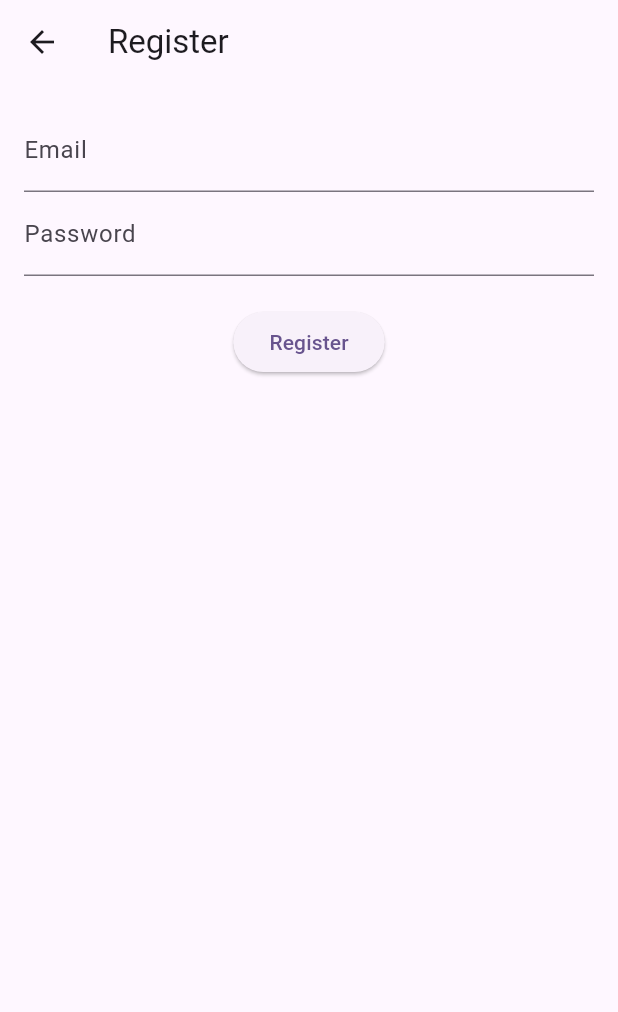
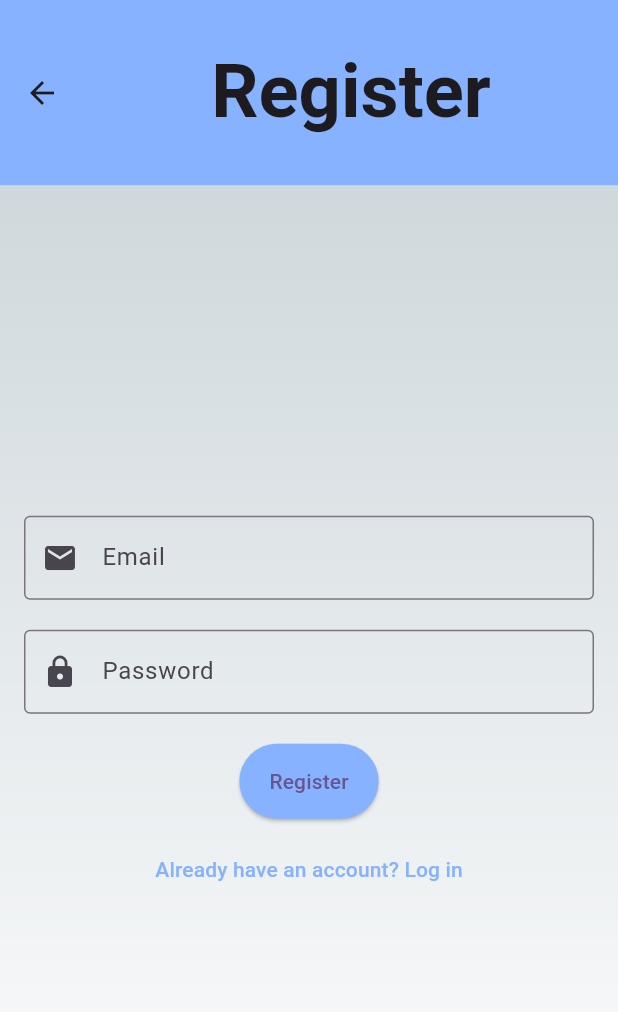
Before and after one commit to Previo02/ulisse500, a Flutter app: the screen it shows after launch, after a tap on "Create an account", on a phone screen of 412 x 824 dp. Shown: the top 1012 px of the screen. Run offline on Flutter 3.47's test engine with Material 3 defaults, Android fonts, the phone set to English and light mode, and no system bars; our stand-ins replace firebase_auth, firebase_core, flutter_map, latlong2; accounts and stored records are empty; network calls fail.

Commit message:
fix registration/login

```diff
--- a/lib/screens/login.dart
+++ b/lib/screens/login.dart
@@ -13,22 +13,63 @@ class LoginPage extends StatelessWidget {
     final emailController = TextEditingController();
     final passwordController = TextEditingController();
 
+    final screenHeight = MediaQuery.of(context).size.height;
+    final appBarHeight = screenHeight * 0.15;
+    final textStyle = TextStyle(
+      fontWeight: FontWeight.bold,
+      fontSize: appBarHeight * 0.4,
+    );
+
     return Scaffold(
       appBar: AppBar(
-        title: const Text('Login'),
+        backgroundColor: const Color.fromARGB(255, 134, 178, 255),
+        toolbarHeight: appBarHeight,
+        title: Center(
+          child: Row(
+            mainAxisAlignment: MainAxisAlignment.center,
+            children: [
+              Text(
+                'Ulisse500',
+                style: textStyle,
               ),
-      body: Padding(
-        padding: const EdgeInsets.all(16.0),
+            ],
+          ),
+        ),
+      ),
+      body: Container(
+        decoration: BoxDecoration(
+          gradient: LinearGradient(
+            colors: [Colors.blueGrey.shade100, Colors.white],
+            begin: Alignment.topCenter,
+            end: Alignment.bottomCenter,
+          ),
+        ),
+        child: Padding(
+          padding: const EdgeInsets.symmetric(horizontal: 16.0, vertical: 16.0),
           child: Column(
+            mainAxisAlignment: MainAxisAlignment.center,
+            crossAxisAlignment: CrossAxisAlignment.center,
             children: [
-            TextField(
+              TextFormField(
                 controller: emailController,
-              decoration: const InputDecoration(labelText: 'Email'),
+                decoration: const InputDecoration(
+                  labelText: 'Email',
+                  border: OutlineInputBorder(),
+                  prefixIcon: Icon(Icons.email),
                 ),
-            TextField(
+                keyboardType: TextInputType.emailAddress,
+                textInputAction: TextInputAction.next,
+              ),
+              const SizedBox(height: 20),
+              TextFormField(
                 controller: passwordController,
-              decoration: const InputDecoration(labelText: 'Password'),
+                decoration: const InputDecoration(
+                  labelText: 'Password',
+                  border: OutlineInputBorder(),
+                  prefixIcon: Icon(Icons.lock),
+                ),
                 obscureText: true,
+                textInputAction: TextInputAction.done,
               ),
               const SizedBox(height: 20),
               ElevatedButton(
@@ -55,17 +96,31 @@ class LoginPage extends StatelessWidget {
                     );
                   }
                 },
+                style: ElevatedButton.styleFrom(
+                  backgroundColor: const Color.fromARGB(255, 134, 178, 255),
+                  padding:
+                      const EdgeInsets.symmetric(horizontal: 20, vertical: 15),
+                  shape: RoundedRectangleBorder(
+                    borderRadius: BorderRadius.circular(30),
+                  ),
+                ),
                 child: const Text('Login'),
               ),
+              const SizedBox(height: 10),
               TextButton(
                 onPressed: () {
                   Navigator.of(context).push(
-                  MaterialPageRoute(builder: (context) => const RegisterPage()),
+                    MaterialPageRoute(
+                        builder: (context) => const RegisterPage()),
                   );
                 },
-              child: const Text('Create an account'),
+                child: const Text(
+                  'Create an account',
+                  style: TextStyle(color: Color.fromARGB(255, 134, 178, 255)),
+                ),
               ),
             ],
+          ),
         ),
       ),
     );
--- a/lib/screens/register.dart
+++ b/lib/screens/register.dart
@@ -24,22 +24,58 @@ class RegisterPageState extends State<RegisterPage> {
 
   @override
   Widget build(BuildContext context) {
+    final screenHeight = MediaQuery.of(context).size.height;
+    final appBarHeight = screenHeight * 0.15;
+    final textStyle = TextStyle(
+      fontWeight: FontWeight.bold,
+      fontSize: appBarHeight * 0.4,
+    );
+
     return Scaffold(
       appBar: AppBar(
-        title: const Text('Register'),
+        backgroundColor: const Color.fromARGB(255, 134, 178, 255),
+        toolbarHeight: appBarHeight,
+        title: Center(
+          child: Text(
+            'Register',
+            style: textStyle,
           ),
-      body: Padding(
-        padding: const EdgeInsets.all(16.0),
+        ),
+      ),
+      body: Container(
+        decoration: BoxDecoration(
+          gradient: LinearGradient(
+            colors: [Colors.blueGrey.shade100, Colors.white],
+            begin: Alignment.topCenter,
+            end: Alignment.bottomCenter,
+          ),
+        ),
+        child: Padding(
+          padding: const EdgeInsets.symmetric(horizontal: 16.0, vertical: 24.0),
           child: Column(
+            mainAxisAlignment: MainAxisAlignment.center,
+            crossAxisAlignment: CrossAxisAlignment.center,
             children: [
-            TextField(
+              TextFormField(
                 controller: emailController,
-              decoration: const InputDecoration(labelText: 'Email'),
+                decoration: const InputDecoration(
+                  labelText: 'Email',
+                  border: OutlineInputBorder(),
+                  prefixIcon: Icon(Icons.email),
                 ),
-            TextField(
+                keyboardType: TextInputType.emailAddress,
+                textInputAction: TextInputAction.next,
+              ),
+              const SizedBox(height: 20),
+              TextFormField(
                 controller: passwordController,
-              decoration: const InputDecoration(labelText: 'Password'),
+                decoration: const InputDecoration(
+                  labelText: 'Password',
+                  border: OutlineInputBorder(),
+                  prefixIcon: Icon(Icons.lock),
+                ),
                 obscureText: true,
+                textInputAction: TextInputAction.done,
               ),
               const SizedBox(height: 20),
               ElevatedButton(
@@ -63,9 +99,28 @@ class RegisterPageState extends State<RegisterPage> {
                     );
                   }
                 },
+                style: ElevatedButton.styleFrom(
+                  backgroundColor: const Color.fromARGB(255, 134, 178, 255),
+                  padding:
+                      const EdgeInsets.symmetric(horizontal: 20, vertical: 15),
+                  shape: RoundedRectangleBorder(
+                    borderRadius: BorderRadius.circular(30),
+                  ),
+                ),
                 child: const Text('Register'),
               ),
+              const SizedBox(height: 10),
+              TextButton(
+                onPressed: () {
+                  Navigator.of(context).pop(); // Torna alla pagina di login
+                },
+                child: const Text(
+                  'Already have an account? Log in',
+                  style: TextStyle(color: Color.fromARGB(255, 134, 178, 255)),
+                ),
+              ),
             ],
+          ),
         ),
       ),
     );
--- a/pubspec.yaml
+++ b/pubspec.yaml
@@ -66,9 +66,8 @@ flutter:
   uses-material-design: true
 
   # To add assets to your application, add an assets section, like this:
-  # assets:
-  #   - images/a_dot_burr.jpeg
-  #   - images/a_dot_ham.jpeg
+  assets:
+    - asset/images/
 
   # An image asset can refer to one or more resolution-specific "variants", see
   # https://flutter.dev/assets-and-images/#resolution-aware
```
Also changed, not shown: asset/images/logo.png (added). Lines whose indentation alone changed are shown as unchanged.
